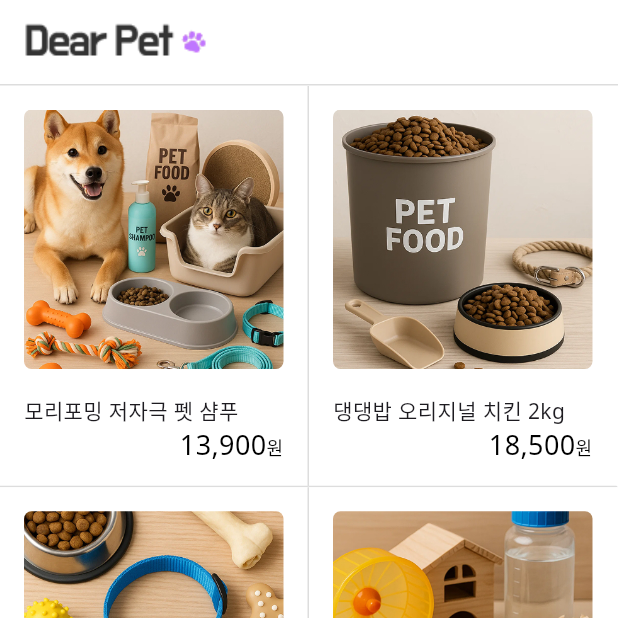
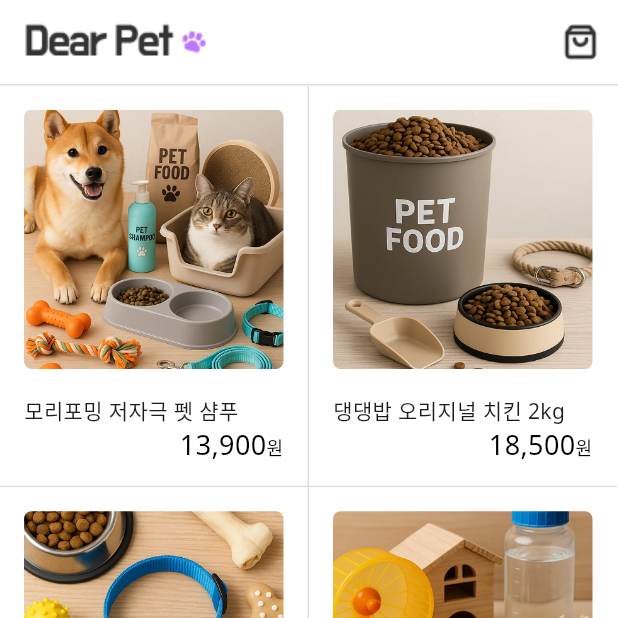
Before and after one commit to 1joGoodNight/flutter_dear_pet, a Flutter app: the screen it shows after launch, on a phone screen of 412 x 824 dp, the top half of it. Run offline on Flutter 3.47's test engine with Material 3 defaults, Android fonts, the phone set to English and light mode, and no system bars; our stand-ins replace image_picker, sqflite; accounts and stored records are empty; project files that could hold a hidden picture were left out.

Commit message:
장바구니 아이콘 추가

```diff
--- a/lib/app_bar.dart
+++ b/lib/app_bar.dart
@@ -19,6 +19,17 @@ AppBar appBar(BuildContext context) {
     backgroundColor: Colors.white,
     title: Image.asset("assets/images/logo.png"),
     centerTitle: false,
+    actions: [
+      GestureDetector(
+        onTap: () {},
+        child: Container(
+            height: 50,
+            width: 50,
+            padding: EdgeInsets.all(13),
+            color: Colors.transparent,
+            child: Image.asset("assets/images/icon_shopping_bag.png")),
+      )
+    ],
     bottom: PreferredSize(
         preferredSize: const Size.fromHeight(1),
         child: Container(
```
